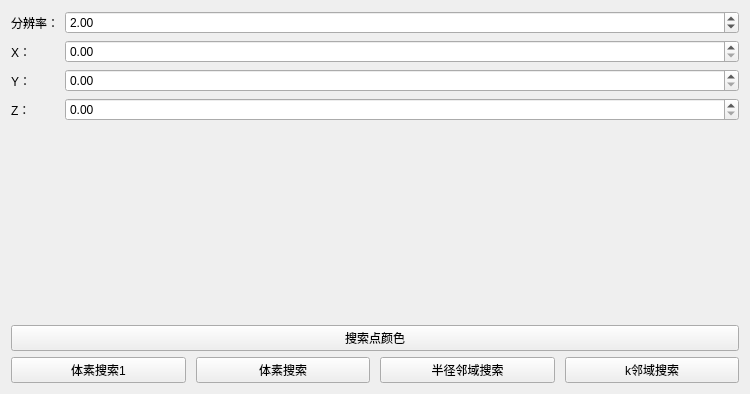
Qt form PointCloudTool/QOctreeDialog.ui (RechirdKiller/PointCloud_TeacherYuan) before a commit.
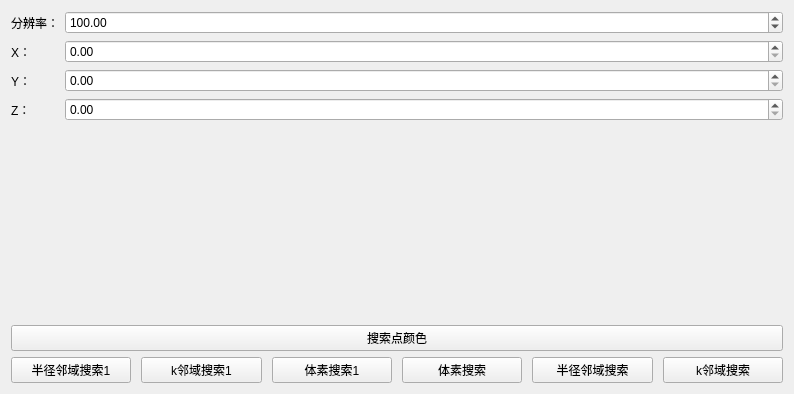
The same form after that commit.

```diff
--- a/PointCloudTool/QOctreeDialog.ui
+++ b/PointCloudTool/QOctreeDialog.ui
@@ -6,7 +6,7 @@
    <rect>
     <x>0</x>
     <y>0</y>
-    <width>750</width>
+    <width>794</width>
     <height>394</height>
    </rect>
   </property>
@@ -29,7 +29,7 @@
         <double>99999.990000000005239</double>
        </property>
        <property name="value">
-        <double>2.000000000000000</double>
+        <double>100.000000000000000</double>
        </property>
       </widget>
      </item>
@@ -95,6 +95,20 @@
      <property name="rightMargin">
       <number>0</number>
      </property>
+     <item>
+      <widget class="QPushButton" name="btn_cSearch">
+       <property name="text">
+        <string>半径邻域搜索1</string>
+       </property>
+      </widget>
+     </item>
+     <item>
+      <widget class="QPushButton" name="btn_mSearch">
+       <property name="text">
+        <string>k邻域搜索1</string>
+       </property>
+      </widget>
+     </item>
      <item>
       <widget class="QPushButton" name="btn_sSearch">
        <property name="text">
```
